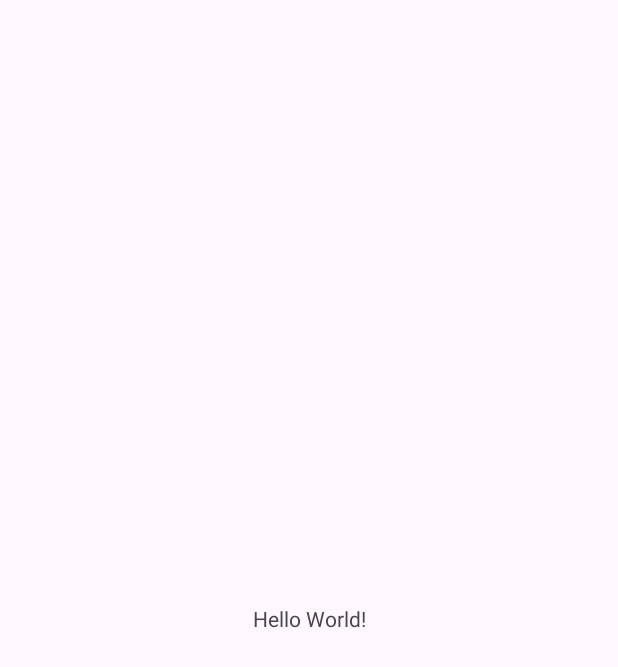
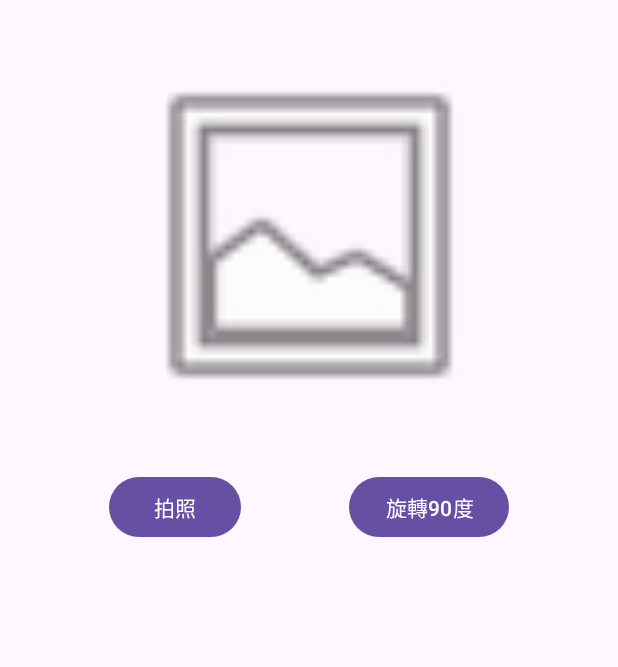
Before and after one commit to rgmmmt4r/android_practice, an Android app: the screen it shows after launch (MainActivity), on a phone screen of 412 x 824 dp. Before the commit the part shown is almost empty. Shown: the top 667 px of the screen. Run offline under Robolectric (Android 15) with nearby library versions, the phone set to English and light mode, and no system bars.

Commit message:
TakePhoto init

```diff
--- a/TakePhoto/app/src/main/java/com/example/takephoto/MainActivity.kt
+++ b/TakePhoto/app/src/main/java/com/example/takephoto/MainActivity.kt
@@ -7,6 +7,8 @@ import androidx.core.view.ViewCompat
 import androidx.core.view.WindowInsetsCompat
 
 class MainActivity : AppCompatActivity() {
+
+
     override fun onCreate(savedInstanceState: Bundle?) {
         super.onCreate(savedInstanceState)
         enableEdgeToEdge()
--- a/TakePhoto/app/src/main/res/layout/activity_main.xml
+++ b/TakePhoto/app/src/main/res/layout/activity_main.xml
@@ -7,13 +7,34 @@
     android:layout_height="match_parent"
     tools:context=".MainActivity">
 
-    <TextView
+    <ImageView
+        android:id="@+id/imagePhoto"
+        android:layout_width="250dp"
+        android:layout_height="250dp"
+        android:layout_margin="32dp"
+        app:layout_constraintEnd_toEndOf="parent"
+        app:layout_constraintStart_toStartOf="parent"
+        app:layout_constraintTop_toTopOf="parent"
+        app:srcCompat = "@android:drawable/ic_menu_gallery"/>
+
+    <Button
+        android:id="@+id/btnCapture"
         android:layout_width="wrap_content"
         android:layout_height="wrap_content"
-        android:text="Hello World!"
-        app:layout_constraintBottom_toBottomOf="parent"
+        android:layout_marginTop="32dp"
+        android:text="拍照"
+        app:layout_constraintEnd_toStartOf="@+id/btnRotate"
+        app:layout_constraintStart_toStartOf="parent"
+        app:layout_constraintTop_toBottomOf="@+id/imagePhoto"/>
+
+    <Button
+        android:id="@+id/btnRotate"
+        android:layout_width="wrap_content"
+        android:layout_height="wrap_content"
+        android:text="旋轉90度"
         app:layout_constraintEnd_toEndOf="parent"
-        app:layout_constraintStart_toStartOf="parent"
-        app:layout_constraintTop_toTopOf="parent" />
+        app:layout_constraintStart_toEndOf="@id/btnCapture"
+        app:layout_constraintTop_toTopOf="@id/btnCapture"/>
+
 
 </androidx.constraintlayout.widget.ConstraintLayout>
```
